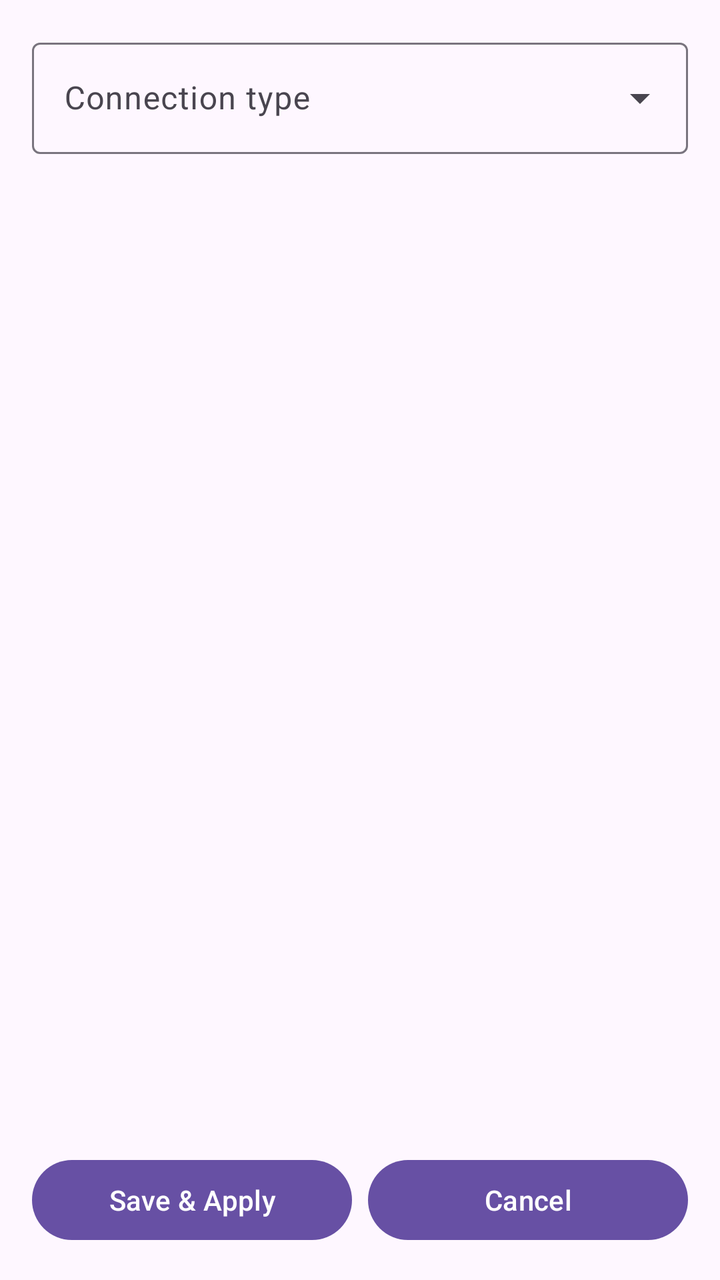
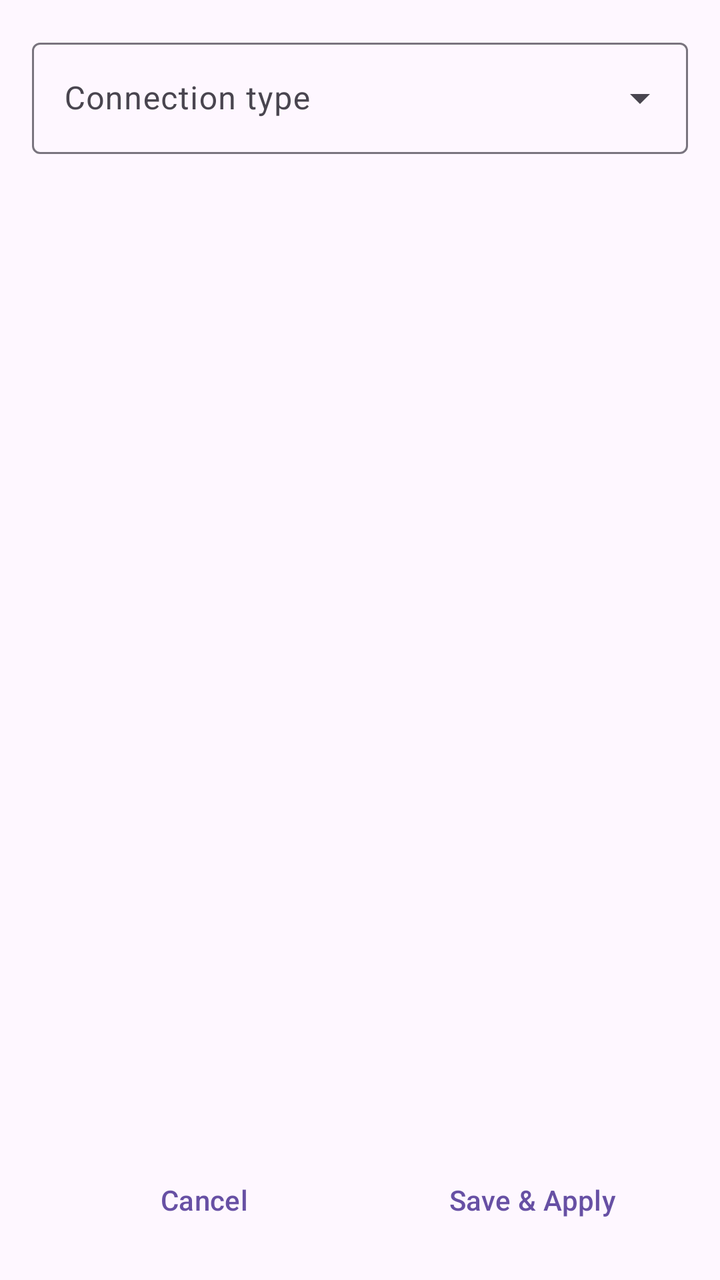

Compare the two renders of this Android layout. The source of the first and the diff that turns it into the second are given below.
<!-- AndroidManifest.xml: application theme Theme.Material3.DayNight -->
<!-- res/layout/activity_connection.xml -->
<?xml version="1.0" encoding="utf-8"?>
<LinearLayout xmlns:android="http://schemas.android.com/apk/res/android"
    xmlns:app="http://schemas.android.com/apk/res-auto"
    android:layout_width="match_parent"
    android:layout_height="match_parent"
    android:orientation="vertical"
    android:padding="16dp">

    
    <com.google.android.material.textfield.TextInputLayout
        android:id="@+id/tilConnectionType"
        style="@style/Widget.Material3.TextInputLayout.OutlinedBox.ExposedDropdownMenu"
        android:layout_width="match_parent"
        android:layout_height="wrap_content"
        android:hint="Connection type">

        <com.google.android.material.textfield.MaterialAutoCompleteTextView
            android:id="@+id/actConnectionType"
            android:layout_width="match_parent"
            android:layout_height="wrap_content"
            android:inputType="none"
            android:focusable="false"
            android:clickable="true" />
    </com.google.android.material.textfield.TextInputLayout>

    
    <FrameLayout
        android:id="@+id/fragmentContainer"
        android:layout_width="match_parent"
        android:layout_height="0dp"
        android:layout_weight="1"
        android:layout_marginTop="16dp" />

    <LinearLayout
        android:layout_width="match_parent"
        android:layout_height="wrap_content"
        android:orientation="horizontal"
        android:layout_marginTop="8dp">

        <Button
            android:id="@+id/btnSave"
            android:layout_width="0dp"
            android:layout_weight="1"
            android:layout_height="wrap_content"
            android:text="Save &amp; Apply" />

        <Button
            android:id="@+id/btnCancel"
            android:layout_width="0dp"
            android:layout_weight="1"
            android:layout_height="wrap_content"
            android:layout_marginStart="8dp"
            android:text="Cancel" />
    </LinearLayout>
</LinearLayout>
<!-- resources referenced by this layout -->
<resources>
  <style name="Theme.Material3.DayNight" parent="Theme.Material3.DayNight.NoActionBar">
          
      </style>
</resources>

<!-- the commit's change to res/layout/activity_connection.xml (unified diff, before → after) -->
@@ -1,18 +1,18 @@
 <?xml version="1.0" encoding="utf-8"?>
 <LinearLayout xmlns:android="http://schemas.android.com/apk/res/android"
     xmlns:app="http://schemas.android.com/apk/res-auto"
+    android:id="@+id/root"
     android:layout_width="match_parent"
     android:layout_height="match_parent"
     android:orientation="vertical"
     android:padding="16dp">
 
-    
     <com.google.android.material.textfield.TextInputLayout
         android:id="@+id/tilConnectionType"
         style="@style/Widget.Material3.TextInputLayout.OutlinedBox.ExposedDropdownMenu"
         android:layout_width="match_parent"
         android:layout_height="wrap_content"
-        android:hint="Connection type">
+        android:hint="@string/connection_type">
 
         <com.google.android.material.textfield.MaterialAutoCompleteTextView
             android:id="@+id/actConnectionType"
@@ -23,7 +23,6 @@
             android:clickable="true" />
     </com.google.android.material.textfield.TextInputLayout>
 
-    
     <FrameLayout
         android:id="@+id/fragmentContainer"
         android:layout_width="match_parent"
@@ -32,24 +31,27 @@
         android:layout_marginTop="16dp" />
 
     <LinearLayout
+        style="?android:attr/buttonBarStyle"
         android:layout_width="match_parent"
         android:layout_height="wrap_content"
         android:orientation="horizontal"
         android:layout_marginTop="8dp">
 
         <Button
+            style="?android:attr/buttonBarButtonStyle"
+            android:id="@+id/btnCancel"
+            android:layout_width="0dp"
+            android:layout_weight="1"
+            android:layout_height="wrap_content"
+            android:text="@string/cancel" />
+
+        <Button
+            style="?android:attr/buttonBarButtonStyle"
             android:id="@+id/btnSave"
             android:layout_width="0dp"
             android:layout_weight="1"
             android:layout_height="wrap_content"
-            android:text="Save &amp; Apply" />
-
-        <Button
-            android:id="@+id/btnCancel"
-            android:layout_width="0dp"
-            android:layout_weight="1"
-            android:layout_height="wrap_content"
             android:layout_marginStart="8dp"
-            android:text="Cancel" />
+            android:text="@string/save_and_apply" />
     </LinearLayout>
 </LinearLayout>
<!-- resource entries referenced after the edit -->
@@ -1,5 +1,8 @@
 <!-- resources referenced by this layout -->
 <resources>
+  <string name="cancel">Cancel</string>
+  <string name="connection_type">Connection type</string>
+  <string name="save_and_apply">Save &amp; Apply</string>
   <style name="Theme.Material3.DayNight" parent="Theme.Material3.DayNight.NoActionBar">
           
       </style>
